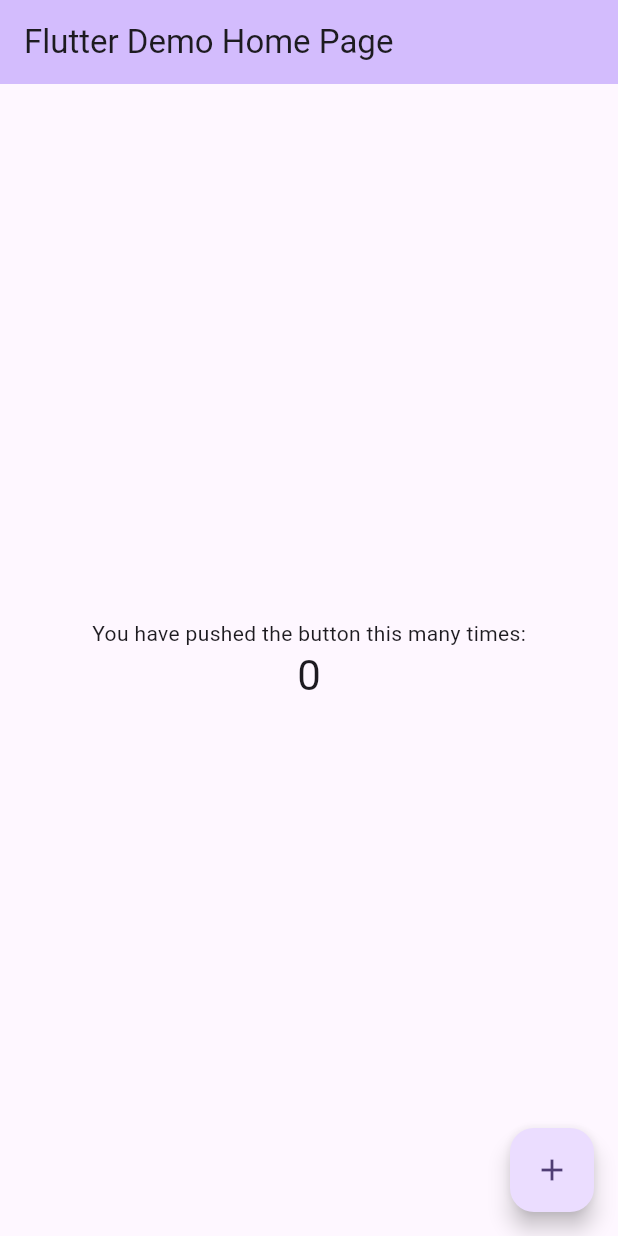
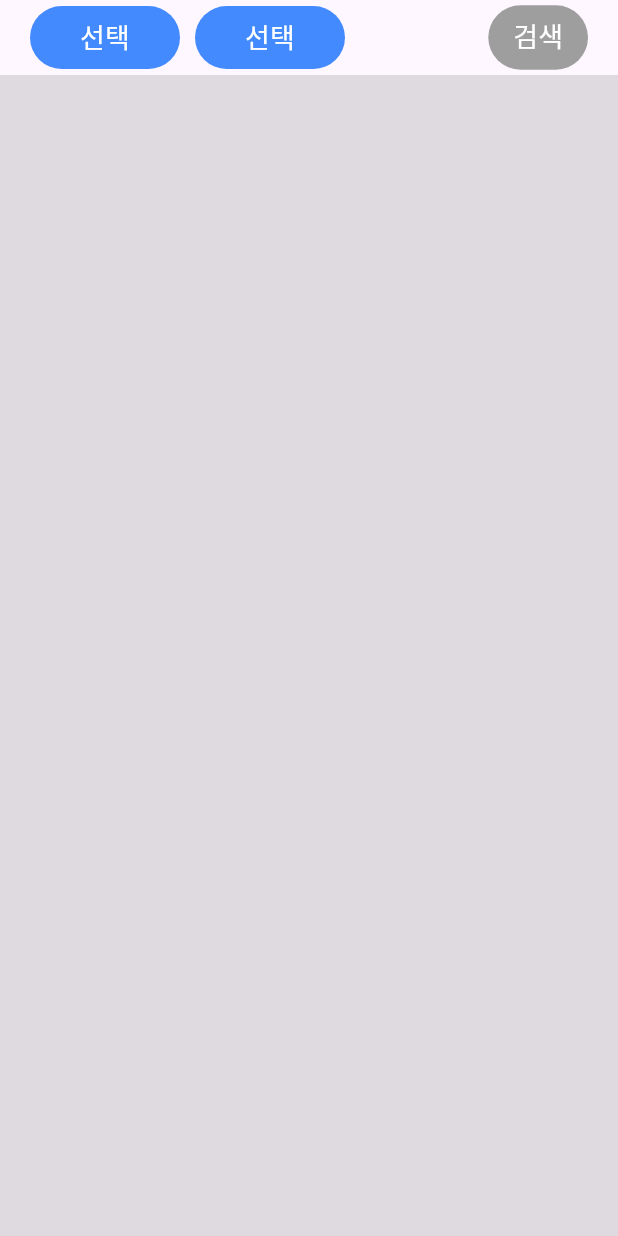
Before and after one commit to hyunjunyim81/py-collection, a Flutter app: the screen it shows after launch, on a phone screen of 412 x 824 dp. Run offline on Flutter 3.47's test engine with Material 3 defaults, Android fonts, the light colour scheme and no system bars; our stand-ins replace get_it, table_calendar; missing offline and left inert: excel, window_manager.

Commit message:
add search ui and network dump

```diff
--- a/real-estate-flutter/lib/api/data/filter.dart
+++ b/real-estate-flutter/lib/api/data/filter.dart
@@ -22,8 +22,8 @@ class Filter {
     lat = double.parse(value.split("lat:")[1].split(",")[0]);
     lon = double.parse(value.split("lon:")[1].split(",")[0]);
     z = double.parse(value.split("z:")[1].split(",")[0]);
-    cortarNo = value.split("cortarNo:")[1].split(",")[0];
-    cortarNm = value.split("cortarNm:")[1].split(",")[0];
+    cortarNo = value.split("cortarNo:")[1].split(",")[0].trim();
+    cortarNm = value.split("cortarNm:")[1].split(",")[0].trim();
     //print('Filter outerHtml : $outerHtml');
     //rletTpCds = 'SG%3ASMS';
     //tradTpCds = 'A1%3AB1%3AB2';
--- a/real-estate-flutter/lib/api/table/excel_reader.dart
+++ b/real-estate-flutter/lib/api/table/excel_reader.dart
@@ -2,12 +2,18 @@ import 'package:excel/excel.dart';
 import 'package:flutter/services.dart';
 import 'package:real_estate/api/data/filter.dart';
 import 'package:real_estate/api/table/search_option.dart';
+import 'package:real_estate/api/table/village.dart';
 
 class ExcelReader {
-  static Future<bool> matched(Filter filter) async {
+
+  static Future<Excel> _load() async {
     ByteData data = await rootBundle.load("assets/excel/estate_location.xlsx");
     List<int> bytes = data.buffer.asUint8List(data.offsetInBytes, data.lengthInBytes);
-    var excel = Excel.decodeBytes(bytes);
+    return Excel.decodeBytes(bytes);
+  }
+
+  static Future<bool> matched(Filter filter) async {
+    var excel = await _load();
     try {
       Sheet sheet = excel[filter.gu];
       for (List<Data?> column in sheet.rows) {
@@ -33,6 +39,30 @@ class ExcelReader {
     catch (e) {
       print('matched error : $e');
     }
+
     return false;
   }
+
+  static Future<List<Village>> village() async {
+    var excel = await _load();
+    List<Village> result = [];
+    try {
+      for (var entry in excel.sheets.entries) {
+        var gu = entry.value.sheetName;
+        List<String> dongList = [];
+        for (List<Data?> column in entry.value.rows) {
+          if (column.first != null) {
+            dongList.add(column.first!.value.toString());
+          }
+        }
+        if (dongList.isNotEmpty) {
+          result.add(Village(gu: gu, dongList: dongList));
+        }
+      }
+    }
+    catch (e) {
+      print('village error : $e');
+    }
+    return result;
+  }
 }
--- /dev/null
+++ b/real-estate-flutter/lib/api/table/village.dart
@@ -0,0 +1,6 @@
+class Village {
+  String gu;
+  List<String> dongList;
+
+  Village({required this.gu, required this.dongList});
+}
--- /dev/null
+++ b/real-estate-flutter/lib/app/app_context.dart
@@ -0,0 +1,4 @@
+
+class AppContext {
+
+}
--- /dev/null
+++ b/real-estate-flutter/lib/app/scope/app_scopes.dart
@@ -0,0 +1,6 @@
+import 'package:real_estate/common/di/inject_scope.dart';
+
+final estateScope = _EstateScope();
+class _EstateScope extends IScope {
+  _EstateScope({super.name = 'EstateScope'});
+}
--- /dev/null
+++ b/real-estate-flutter/lib/app/view/screen_view.dart
@@ -0,0 +1,30 @@
+import 'package:flutter/material.dart';
+import 'package:real_estate/search/view/search_view.dart';
+
+class ScreenView extends StatelessWidget {
+  const ScreenView({super.key});
+
+  @override
+  Widget build(BuildContext context) {
+    return MaterialApp(
+      debugShowCheckedModeBanner: false,
+      //localizationsDelegates: AppLocalizations.localizationsDelegates,
+      // localizationsDelegates: const [
+      //   AppLocalizations.delegate,
+      //   GlobalMaterialLocalizations.delegate,
+      //   GlobalCupertinoLocalizations.delegate,
+      //   GlobalWidgetsLocalizations.delegate,
+      // ],
+      // supportedLocales: AppLocalizations.supportedLocales,
+      // onGenerateTitle: (context) => AppLocalizations.of(context)!.app_name,
+      home: Navigator(
+        pages: const [
+          MaterialPage(child: SearchView())
+        ],
+        onPopPage: (route, result) {
+          return route.didPop(result);
+        },
+      ),
+    );
+  }
+}
--- a/real-estate-flutter/lib/model/estate_model.dart
+++ b/real-estate-flutter/lib/model/estate_model.dart
@@ -1,11 +1,24 @@
 import 'package:real_estate/api/data/article_response.dart';
 import 'package:real_estate/api/data/cluster.dart';
 import 'package:real_estate/api/data/filter.dart';
+import 'package:real_estate/api/table/village.dart';
 
 class EstateModel {
   Filter? filter;
   Cluster? cluster;
   List<Body> bodyList = [];
 
+  List<Village> villageList = [];
+  String selectedGu = '';
+  String selectedDong = '';
 
+  Village? findVillage(String gu) {
+    try {
+      return villageList.firstWhere((v) => v.gu == gu);
+    }
+    catch (e) {
+      //print('not found Village');
+    }
+    return null;
+  }
 }
--- /dev/null
+++ b/real-estate-flutter/lib/search/view/search_view.dart
@@ -0,0 +1,39 @@
+import 'package:flutter/cupertino.dart';
+import 'package:flutter/material.dart';
+import 'package:real_estate/app/scope/app_scopes.dart';
+import 'package:real_estate/common/di/extension_get_it.dart';
+import 'package:real_estate/common/di/inject_scope.dart';
+import 'package:real_estate/common/view/page_state.dart';
+import 'package:real_estate/model/estate_model.dart';
+import 'package:real_estate/search/view/village_view.dart';
+
+class SearchView extends StatefulWidget {
+  const SearchView({super.key});
+
+  @override
+  State<StatefulWidget> createState() => _SearchViewState();
+}
+
+
+class _SearchViewState extends PageState<SearchView> {
+
+  @override
+  Widget body(BuildContext context) {
+    return Column(
+      children: [
+        const SizedBox(
+          height: 50,
+          child: VillageView(),
+        ),
+        Expanded(
+            child: Container(
+                color: Colors.black12
+            ),
+        ),
+      ],
+    );
+  }
+
+  @override
+  List<IScope> scopes() => [estateScope];
+}
--- /dev/null
+++ b/real-estate-flutter/lib/search/view/village_view.dart
@@ -0,0 +1,142 @@
+import 'dart:io';
+
+import 'package:flutter/material.dart';
+import 'package:path_provider/path_provider.dart';
+import 'package:real_estate/api/net_api.dart';
+import 'package:real_estate/api/table/excel_reader.dart';
+import 'package:real_estate/api/table/search_option.dart';
+import 'package:real_estate/api/table/village.dart';
+import 'package:real_estate/common/di/extension_get_it.dart';
+import 'package:real_estate/common/view/dialog_form.dart';
+import 'package:real_estate/model/estate_model.dart';
+import 'package:real_estate/search/view/village_select_popup.dart';
+
+class VillageView extends StatefulWidget {
+  const VillageView({super.key});
+
+  @override
+  State<StatefulWidget> createState() => _VillageViewState();
+}
+
+
+class _VillageViewState extends State<VillageView> {
+  late final EstateModel estateModel = di.inject();
+
+  @override
+  void initState() {
+    super.initState();
+    WidgetsBinding.instance.addPostFrameCallback((_) {
+      _config();
+    });
+  }
+
+  @override
+  Widget build(BuildContext context) {
+    return Row(
+      children: [
+        const SizedBox(width: 20,),
+        SizedBox(
+          width: 100,
+          child: TextButton(
+            style: const ButtonStyle(
+              backgroundColor: WidgetStatePropertyAll<Color>(
+                  Colors.blueAccent),
+            ),
+            onPressed: () {
+              _showSelectPopup(null);
+            },
+            child: Text(
+                estateModel.selectedGu.isEmpty ? '선택' : estateModel.selectedGu,
+                style: const TextStyle(fontSize: 18, color: Colors.white)
+            ),
+          ),
+        ),
+        const SizedBox(width: 10,),
+        SizedBox(
+          width: 100,
+          child: TextButton(
+            style: const ButtonStyle(
+              backgroundColor: WidgetStatePropertyAll<Color>(
+                  Colors.blueAccent),
+            ),
+            onPressed: () {
+              _showSelectPopup(estateModel.findVillage(estateModel.selectedGu));
+            },
+            child: Text(
+                estateModel.selectedDong.isEmpty ? '선택' : estateModel.selectedDong,
+                style: const TextStyle(fontSize: 18, color: Colors.white)
+            ),
+          ),
+        ),
+        Expanded(
+         //alignment: Alignment.centerRight,
+          child: Container(
+            width: 100,
+            padding: const EdgeInsets.only(right: 20),
+            alignment: Alignment.centerRight,
+            child: TextButton(
+              style: ButtonStyle (
+                backgroundColor: WidgetStatePropertyAll<Color>(
+                    estateModel.selectedDong.isNotEmpty ? Colors.green : Colors.grey),
+              ),
+              onPressed: () {
+                if (estateModel.selectedDong.isNotEmpty) {
+                _search();
+                }
+              },
+              child: const Text(
+                  ' 검색 ',
+                  style: TextStyle(fontSize: 18, color: Colors.white)
+              ),
+            ),
+          ),
+        )
+      ],
+    );
+  }
+
+  void _config() async {
+    var list = await ExcelReader.village();
+    if (list.isNotEmpty) {
+      setState(() {
+        estateModel.villageList.clear();
+        estateModel.villageList.addAll(list);
+        print('Village : ${estateModel.villageList.length}');
+      });
+    }
+  }
+
+  void _showSelectPopup(Village? selectedVillage) {
+    VillageSelectPopup().show(context, selectedVillage, _update);
+  }
+
+  void _update() {
+    setState(() {
+
+    });
+  }
+
+  void _search() async {
+    var progress = DialogForm().showProgress(context);
+    try {
+      estateModel.filter = await NetAPI.searchResult(SearchOption.basic(
+        selectedGu: estateModel.selectedGu,
+        selectedDong: estateModel.selectedDong,
+      ));
+      print('_search() filter : ${estateModel.filter!.lat} / ${estateModel.filter!.lon}');
+      estateModel.cluster = await NetAPI.cluster(estateModel.filter!);
+      print('_search() cluster : ${estateModel.cluster!.data?.totalCount()}');
+      // var bodyList = await NetAPI.article(estateModel.cluster?.data?.article ?? []);
+      // if (bodyList.isNotEmpty) {
+      //   estateModel.bodyList.addAll(bodyList);
+      // }
+      // print('_search() article : ${estateModel.bodyList.length}');
+    }
+    catch (e) {
+      print('_search() error : $e');
+    }
+    finally {
+      progress.dismiss();
+    }
+  }
+}
--- a/real-estate-flutter/pubspec.yaml
+++ b/real-estate-flutter/pubspec.yaml
@@ -39,6 +39,7 @@ dependencies:
   flutter_html: ^2.2.1
   intl: ^0.18.1
   table_calendar: ^3.0.9
+  path_provider: ^2.1.4
   #sdk: '>=2.17.0 <3.0.0' dependency
   excel: ^3.0.0
   #sdk: '>=2.17.0 <3.0.0' dependency
```
Also changed, not shown: real-estate-flutter/lib/api/data/cluster.dart (+10 -2 lines), real-estate-flutter/lib/api/net_api.dart (+36 -7 lines), real-estate-flutter/lib/api/net_cache.dart (added, +109 -0 lines), real-estate-flutter/lib/api/table/search_option.dart (+6 -5 lines), real-estate-flutter/lib/main.dart (+5 -2 lines), real-estate-flutter/lib/search/view/village_select_popup.dart (added, +211 -0 lines), real-estate-flutter/pubspec.lock, 1 other file.
